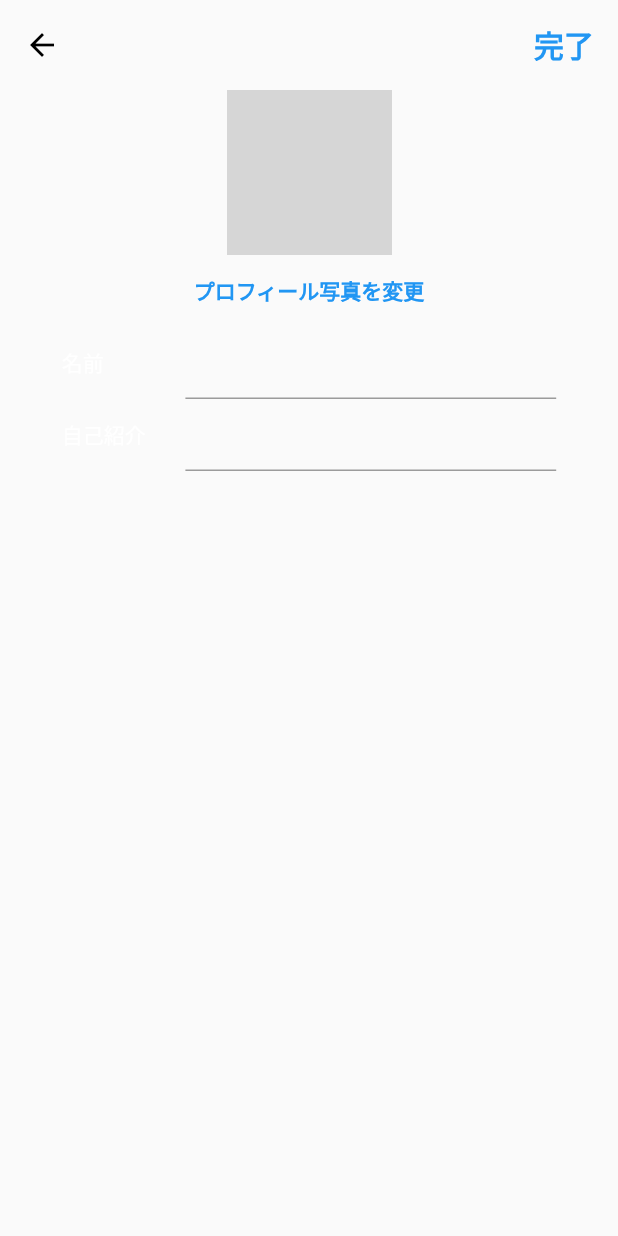
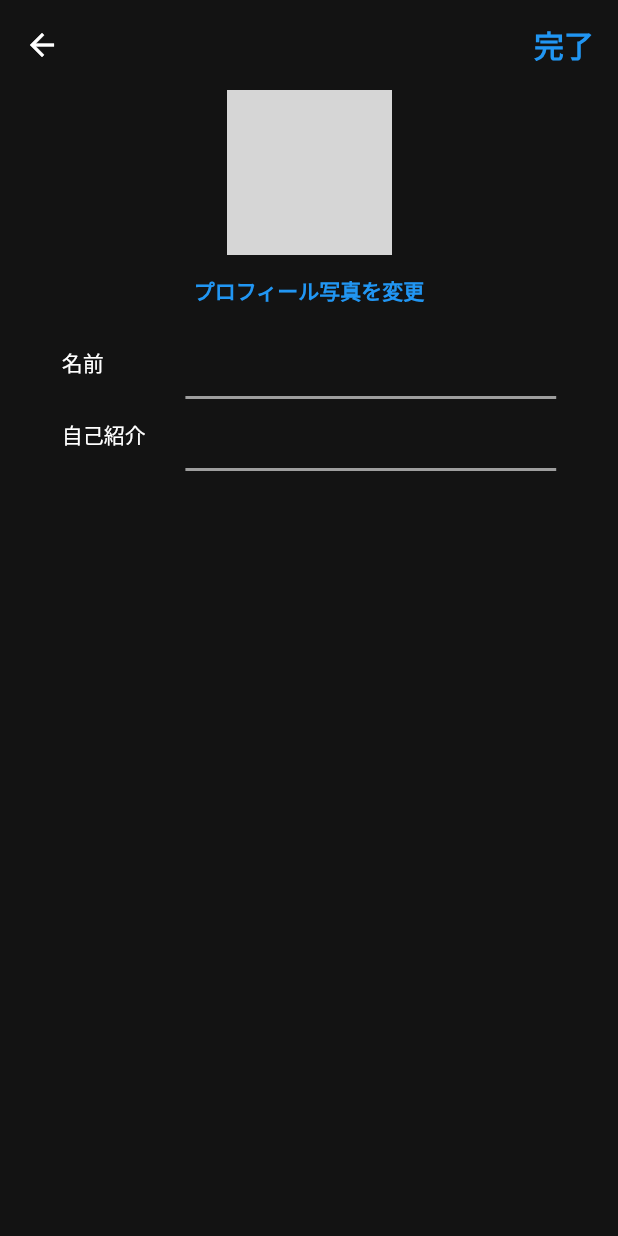
Before and after one commit to SeyaKen/JugyouRogu, a Flutter app: the EditProfile screen opened directly with empty values, on a phone screen of 412 x 824 dp. Run offline on Flutter 3.47's test engine with Material 2 defaults, Android fonts, the phone set to English and light mode, and no system bars; our stand-ins replace cloud_firestore, firebase_auth, firebase_core, firebase_storage, font_awesome_flutter, google_sign_in and 2 more; accounts and stored records are empty; network calls fail; grey boxes are pictures that could not be loaded.

Commit message:
first second third commit

```diff
--- a/lib/MailSignIn/mailSignIn.dart
+++ b/lib/MailSignIn/mailSignIn.dart
@@ -115,6 +115,7 @@ class _SignInState extends State<mailSignIn> {
                                 borderSide: BorderSide(
                                   color: Colors.transparent,
                                 ),
+
                               ),
                             ),
                           ),
@@ -223,7 +224,7 @@ class _SignInState extends State<mailSignIn> {
                           child: const Text(
                             'パスワードを忘れた場合',
                             style: TextStyle(
-                              color: Color(0xff0283ff),
+                              color: Colors.blue,
                             ),
                           ),
                         ),
--- a/lib/Profile/edit_profile.dart
+++ b/lib/Profile/edit_profile.dart
@@ -44,9 +44,10 @@ class _EditProfileState extends State<EditProfile> {
         builder: (context, snapshot) {
           return snapshot.hasData
               ? Scaffold(
+                  backgroundColor: const Color(0xff131313),
                   appBar: AppBar(
                       iconTheme: const IconThemeData(
-                        color: Colors.black,
+                        color: Colors.white,
                       ),
                       backgroundColor: Colors.transparent,
                       elevation: 0,
@@ -132,6 +133,21 @@ class _EditProfileState extends State<EditProfile> {
                                     child: Form(
                                       key: _formKey,
                                       child: TextFormField(
+                                        decoration: const InputDecoration(
+                                          fillColor: Colors.grey,
+                                          enabledBorder: UnderlineInputBorder(
+                                            borderSide: BorderSide(
+                                              color: Colors.grey,
+                                              width: 2,
+                                            ),
+                                          ),
+                                          focusedBorder: UnderlineInputBorder(
+                                            borderSide:
+                                                BorderSide(color: Colors.white, width: 2)
+                                          ),
+                                        ),
+                                        style: const TextStyle(
+                                            color: Colors.white),
                                         initialValue: name,
                                         onChanged: (val) {
                                           setState(() => name = val);
@@ -156,6 +172,21 @@ class _EditProfileState extends State<EditProfile> {
                                     width:
                                         MediaQuery.of(context).size.width * 0.6,
                                     child: TextFormField(
+                                      decoration: const InputDecoration(
+                                        fillColor: Colors.grey,
+                                        enabledBorder: UnderlineInputBorder(
+                                          borderSide: BorderSide(
+                                            color: Colors.grey,
+                                            width: 2,
+                                          ),
+                                        ),
+                                        focusedBorder: UnderlineInputBorder(
+                                          borderSide:
+                                              BorderSide(color: Colors.white, width: 2),
+                                        ),
+                                      ),
+                                      style:
+                                          const TextStyle(color: Colors.white),
                                       initialValue: ex,
                                       onChanged: (val) {
                                         setState(() => ex = val);
--- a/lib/Profile/password_reset.dart
+++ b/lib/Profile/password_reset.dart
@@ -79,7 +79,7 @@ class _SignInState extends State<PasswordReset> {
                                   horizontal: 10, vertical: 13),
                               focusedBorder: OutlineInputBorder(
                                 borderSide: BorderSide(
-                                  color: Colors.blue,
+                                  color: const Color(0XFF37EBFA),
                                 ),
                               ),
                               enabledBorder: OutlineInputBorder(
@@ -95,8 +95,8 @@ class _SignInState extends State<PasswordReset> {
                         Container(
                           decoration: BoxDecoration(
                             color: email.contains('@')
-                                ? Colors.blue
-                                : Colors.blue.withOpacity(0.3),
+                                ? const Color(0XFF37EBFA)
+                                : const Color(0XFF37EBFA).withOpacity(0.3),
                             borderRadius: BorderRadius.circular(3),
                           ),
                           width: MediaQuery.of(context).size.width * 0.8,
--- a/lib/SelectLogin/select_login_screen.dart
+++ b/lib/SelectLogin/select_login_screen.dart
@@ -231,7 +231,7 @@ class _SelectLoginScreenState extends State<SelectLoginScreen> {
                                       ),
                                       TextSpan(
                                         style:
-                                            const TextStyle(color: Color(0xff0283ff)),
+                                            const TextStyle(color: Colors.blue),
                                         recognizer: TapGestureRecognizer()
                                           ..onTap = () {
                                             Navigator.push(
@@ -251,7 +251,7 @@ class _SelectLoginScreenState extends State<SelectLoginScreen> {
                                       ),
                                       TextSpan(
                                         style:
-                                            const TextStyle(color: Color(0xff0283ff)),
+                                            const TextStyle(color: Colors.blue),
                                         recognizer: TapGestureRecognizer()
                                           ..onTap = () {
                                             Navigator.push(
--- a/lib/main_page.dart
+++ b/lib/main_page.dart
@@ -42,8 +42,8 @@ class _MainPageState extends State<MainPage> {
           },
           currentIndex: currenttab,
           type: BottomNavigationBarType.fixed,
-          selectedItemColor: Colors.black,
-          backgroundColor: Colors.white,
+          selectedItemColor: Colors.white,
+          backgroundColor: const Color(0xff131313),
           unselectedItemColor: Colors.grey,
           items: const <BottomNavigationBarItem>[
             BottomNavigationBarItem(
```
Also changed, not shown: lib/Profile/profile.dart (+16 -16 lines), lib/SelectLogin/privacy_policy.dart (+7 -7 lines), 1 other file.
